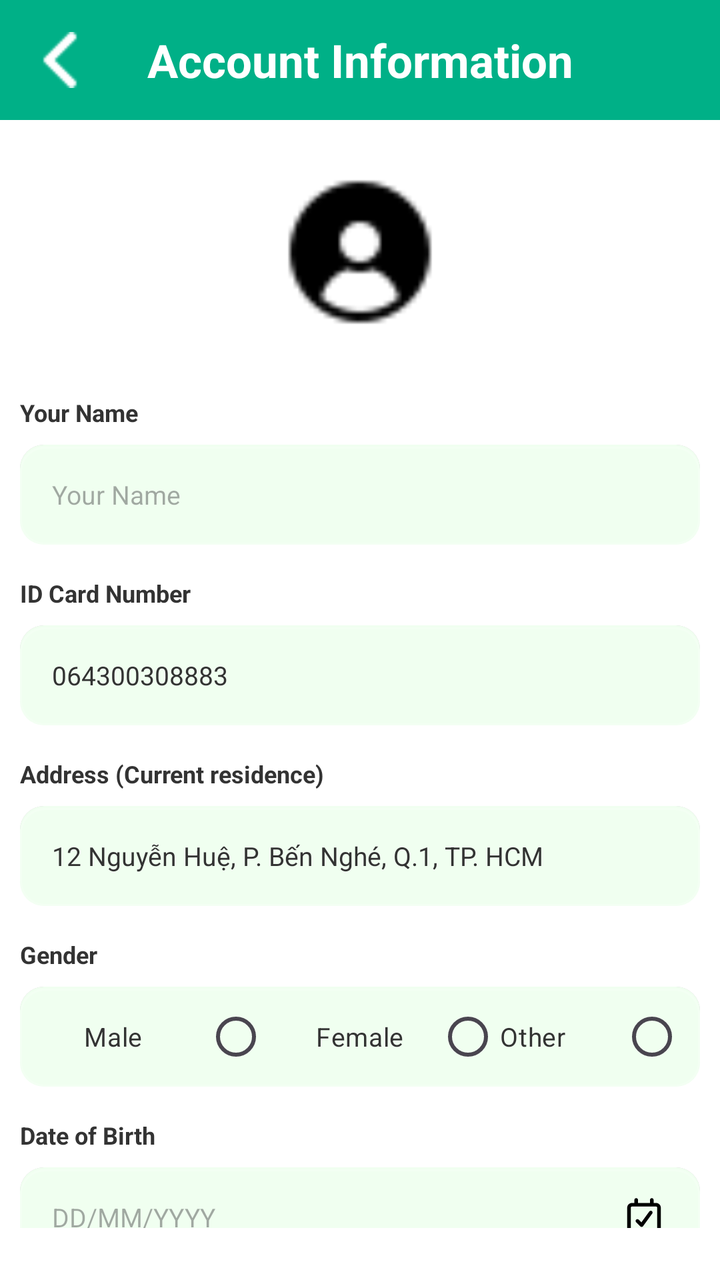
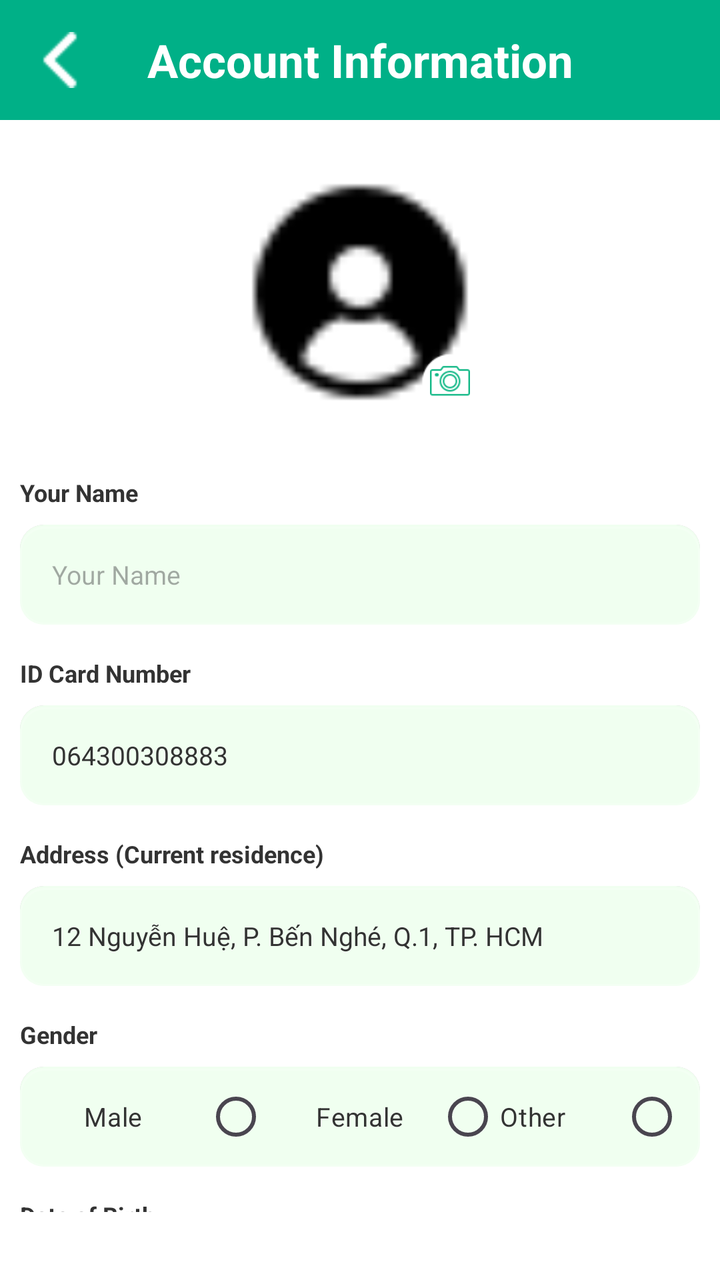

Compare the two renders of this Android layout. The source of the first and the diff that turns it into the second are given below.
<!-- AndroidManifest.xml: application theme Theme.Qride -->
<!-- res/layout/activity_user_info.xml -->
<?xml version="1.0" encoding="utf-8"?>
<LinearLayout xmlns:android="http://schemas.android.com/apk/res/android"
    xmlns:app="http://schemas.android.com/apk/res-auto"
    xmlns:tools="http://schemas.android.com/tools"
    android:layout_width="match_parent"
    android:layout_height="match_parent"
    android:background="#FFFFFF"
    android:orientation="vertical"
    tools:context=".profile.UserInfoActivity">

    <LinearLayout
        android:layout_width="match_parent"
        android:layout_height="60dp"
        android:background="#00B087"
        android:gravity="center_vertical"
        android:orientation="horizontal"
        android:paddingHorizontal="16dp">

        <ImageView
            android:id="@+id/btnBack"
            android:layout_width="28dp"
            android:layout_height="28dp"
            android:src="@drawable/ic_arrow_back"
            app:tint="#FFFFFF" />

        <TextView
            android:layout_width="0dp"
            android:layout_height="wrap_content"
            android:layout_weight="1"
            android:gravity="center"
            android:text="@string/title_account_info"            android:textColor="#FFFFFF"
            android:textSize="23sp"
            android:textStyle="bold" />

        <View
            android:layout_width="28dp"
            android:layout_height="28dp" />
    </LinearLayout>

    <LinearLayout
        android:layout_width="match_parent"
        android:layout_height="match_parent"
        android:gravity="center_horizontal"
        android:orientation="vertical"
        android:padding="10dp">

        <ImageView
            android:layout_width="80dp"
            android:layout_height="80dp"
            android:layout_marginTop="16dp"
            android:layout_marginBottom="32dp"
            android:src="@drawable/ic_user_placeholder" />

        <LinearLayout
            android:layout_width="match_parent"
            android:layout_height="wrap_content"
            android:layout_marginBottom="16dp"
            android:orientation="vertical">

            <TextView
                android:layout_width="wrap_content"
                android:layout_height="wrap_content"
                android:layout_marginBottom="8dp"
                android:text="@string/label_your_name"                android:textColor="#333333"
                android:textSize="12sp"
                android:textStyle="bold" />

            <EditText
                android:id="@+id/etName"
                android:layout_width="match_parent"
                android:layout_height="50dp"
                android:background="@drawable/btn_outline_green"
                android:paddingHorizontal="16dp"
                android:hint="@string/label_your_name"                android:textSize="13sp"
                android:textColor="#333333" />
        </LinearLayout>

        <LinearLayout
            android:layout_width="match_parent"
            android:layout_height="wrap_content"
            android:layout_marginBottom="16dp"
            android:orientation="vertical">

            <TextView
                android:layout_width="wrap_content"
                android:layout_height="wrap_content"
                android:layout_marginBottom="8dp"
                android:text="@string/label_cccd"                android:textColor="#333333"
                android:textSize="12sp"
                android:textStyle="bold" />

            <EditText
                android:id="@+id/etCccd"
                android:layout_width="match_parent"
                android:layout_height="50dp"
                android:background="@drawable/btn_outline_green"
                android:inputType="number"
                android:paddingHorizontal="16dp"
                android:text="064300308883"
                android:textSize="13sp"
                android:textColor="#333333" />
        </LinearLayout>

        <LinearLayout
            android:layout_width="match_parent"
            android:layout_height="wrap_content"
            android:layout_marginBottom="16dp"
            android:orientation="vertical">

            <TextView
                android:layout_width="wrap_content"
                android:layout_height="wrap_content"
                android:layout_marginBottom="8dp"
                android:text="@string/label_address"                android:textColor="#333333"
                android:textSize="12sp"
                android:textStyle="bold" />

            <EditText
                android:id="@+id/etAddress"
                android:layout_width="match_parent"
                android:layout_height="wrap_content"
                android:background="@drawable/btn_outline_green"
                android:inputType="textMultiLine"
                android:minHeight="50dp"
                android:paddingHorizontal="16dp"
                android:paddingVertical="12dp"
                android:text="12 Nguyễn Huệ, P. Bến Nghé, Q.1, TP. HCM"
                android:textSize="13sp"
                android:textColor="#333333" />
        </LinearLayout>

        <LinearLayout
            android:layout_width="match_parent"
            android:layout_height="wrap_content"
            android:layout_marginBottom="16dp"
            android:orientation="vertical">

            <TextView
                android:layout_width="wrap_content"
                android:layout_height="wrap_content"
                android:layout_marginBottom="8dp"
                android:text="@string/label_gender"                android:textColor="#333333"
                android:textSize="12sp"
                android:textStyle="bold" />

            <RadioGroup
                android:id="@+id/rgGender"
                android:layout_width="match_parent"
                android:layout_height="wrap_content"
                android:background="@drawable/btn_outline_green"
                android:gravity="center_vertical"
                android:minHeight="50dp"
                android:orientation="horizontal"
                android:paddingHorizontal="8dp">

                <RadioButton
                    android:id="@+id/rbMale"
                    android:layout_width="0dp"
                    android:layout_height="wrap_content"
                    android:layout_marginEnd="24dp"
                    android:layout_weight="1"
                    android:buttonTint="#00B087"
                    android:layoutDirection="rtl"
                    android:text="@string/gender_male"                    android:textSize="13sp"
                    android:textColor="#333333" />

                <RadioButton
                    android:id="@+id/rbFemale"
                    android:layout_width="0dp"
                    android:layout_height="wrap_content"
                    android:layout_marginEnd="24dp"
                    android:layout_weight="1"
                    android:buttonTint="#00B087"
                    android:layoutDirection="rtl"
                    android:text="@string/gender_female"                    android:textSize="13sp"
                    android:textColor="#333333" />

                <RadioButton
                    android:id="@+id/rbOther"
                    android:layout_width="0dp"
                    android:layout_height="wrap_content"
                    android:layout_weight="1"
                    android:buttonTint="#00B087"
                    android:layoutDirection="rtl"
                    android:text="@string/gender_other"                    android:textSize="13sp"
                    android:textColor="#333333" />
            </RadioGroup>
        </LinearLayout>

        <LinearLayout
            android:layout_width="match_parent"
            android:layout_height="wrap_content"
            android:layout_marginBottom="16dp"
            android:orientation="vertical">

            <TextView
                android:layout_width="wrap_content"
                android:layout_height="wrap_content"
                android:layout_marginBottom="8dp"
                android:text="@string/label_birthday"                android:textColor="#333333"
                android:textSize="12sp"
                android:textStyle="bold" />

            <EditText
                android:id="@+id/etBirthday"
                android:layout_width="match_parent"
                android:layout_height="50dp"
                android:background="@drawable/btn_outline_green"
                android:clickable="true"
                android:drawableEnd="@drawable/ic_calendar"
                android:focusable="false"
                android:hint="DD/MM/YYYY"
                android:paddingHorizontal="16dp"
                android:textSize="13sp"
                android:textColor="#333333" />
        </LinearLayout>

        <View
            android:layout_width="match_parent"
            android:layout_height="0dp"
            android:layout_weight="1" />

        <androidx.appcompat.widget.AppCompatButton
            android:id="@+id/btnUpdate"
            android:layout_width="match_parent"
            android:layout_height="60dp"
            android:layout_marginBottom="20dp"
            android:background="@drawable/btn_outline_green"
            android:text="@string/btn_update"            android:textAllCaps="false"
            android:textColor="#1CB954"
            android:textSize="14sp"
            android:textStyle="bold" />

    </LinearLayout>
</LinearLayout>
<!-- resources referenced by this layout -->
<resources>
  <!-- drawable btn_outline_green (drawable) -->
  <layer-list xmlns:android="http://schemas.android.com/apk/res/android">
  
      
      <item android:bottom="4dp">
          <shape>
              <corners android:radius="12dp" />
              <solid android:color="#22000000" />
          </shape>
      </item>
  
      
      <item android:bottom="2dp">
          <shape>
              <corners android:radius="12dp" />
              <solid android:color="#11000000" />
          </shape>
      </item>
  
      
      <item>
          <shape>
              <corners android:radius="12dp" />
              <solid android:color="@color/xanhButtonBack" />
          </shape>
      </item>
  
      
      <item android:top="1dp">
          <shape>
              <corners android:radius="12dp" />
              <stroke
                  android:width="1dp"
                  android:color="#33FFFFFF" /> 
          </shape>
      </item>
  
  </layer-list>
  <!-- drawable ic_arrow_back: png bitmap (drawable, 314 bytes) -->
  <!-- drawable ic_calendar (drawable) -->
  <vector xmlns:android="http://schemas.android.com/apk/res/android"
      android:width="24dp"
      android:height="24dp"
      android:viewportWidth="640"
      android:viewportHeight="640">
  
      <path
          android:fillColor="#000000"
          android:pathData="M424,64C437.3,64 448,74.7 448,88L448,128L480,128C515.3,128 544,156.7 544,192L544,480C544,515.3 515.3,544 480,544L160,544C124.7,544 96,515.3 96,480L96,192C96,156.7 124.7,128 160,128L192,128L192,88C192,74.7 202.7,64 216,64C229.3,64 240,74.7 240,88L240,128L400,128L400,88C400,74.7 410.7,64 424,64z
          M160,176C151.2,176 144,183.2 144,192L144,480C144,488.8 151.2,496 160,496L480,496C488.8,496 496,488.8 496,480L496,192C496,183.2 488.8,176 480,176L160,176z
          M390.7,241.9C398.5,231.2 413.5,228.8 424.2,236.6C434.9,244.4 437.3,259.4 429.5,270.1L307.4,438.1C303.3,443.8 296.9,447.4 289.9,447.9C282.9,448.4 276,445.9 271.1,441L215.2,385.1C205.8,375.7 205.8,360.5 215.2,351.2C224.6,341.9 239.8,341.8 249.1,351.2L285.1,387.2L390.7,242z"/>
  </vector>
  <!-- drawable ic_user_placeholder: png bitmap (drawable, 630 bytes) -->
  <string name="btn_update">Update</string>
  <string name="gender_female">Female</string>
  <string name="gender_male">Male</string>
  <string name="gender_other">Other</string>
  <string name="label_address">Address (Current residence)</string>
  <string name="label_birthday">Date of Birth</string>
  <string name="label_cccd">ID Card Number</string>
  <string name="label_gender">Gender</string>
  <string name="label_your_name">Your Name</string>
  <string name="title_account_info">Account Information</string>
  <style name="Theme.Qride" parent="Base.Theme.Qride" />
  <color name="xanhButtonBack">#F0FFF0</color>
  <style name="Base.Theme.Qride" parent="Theme.Material3.DayNight.NoActionBar">
          
          
      </style>
</resources>

<!-- the commit's change to res/layout/activity_user_info.xml (unified diff, before → after) -->
@@ -44,12 +44,37 @@
         android:orientation="vertical"
         android:padding="10dp">
 
-        <ImageView
-            android:layout_width="80dp"
-            android:layout_height="80dp"
+        <FrameLayout
+            android:id="@+id/layoutAvatar"
+            android:layout_width="wrap_content"
+            android:layout_height="wrap_content"
             android:layout_marginTop="16dp"
-            android:layout_marginBottom="32dp"
-            android:src="@drawable/ic_user_placeholder" />
+            android:layout_marginBottom="32dp">
+
+            <androidx.cardview.widget.CardView
+                android:layout_width="120dp"
+                android:layout_height="120dp"
+                app:cardCornerRadius="60dp"
+                app:cardElevation="0dp"
+                android:layout_gravity="center">
+
+                <ImageView
+                    android:id="@+id/imgAvatar"
+                    android:layout_width="match_parent"
+                    android:layout_height="match_parent"
+                    android:src="@drawable/ic_user_placeholder"
+                    android:scaleType="centerCrop" />
+            </androidx.cardview.widget.CardView>
+
+            <ImageView
+                android:id="@+id/btnChangeAvatar"
+                android:layout_width="30dp"
+                android:layout_height="30dp"
+                android:layout_gravity="bottom|end"
+                android:background="@drawable/circle_white"
+                android:padding="5dp"
+                android:src="@drawable/ic_camera" />
+        </FrameLayout>
 
         <LinearLayout
             android:layout_width="match_parent"
<!-- resource entries referenced after the edit -->
@@ -38,6 +38,7 @@
       </item>
   
   </layer-list>
+  <!-- drawable circle_white: png bitmap (drawable, 572 bytes) -->
   <!-- drawable ic_arrow_back: png bitmap (drawable, 314 bytes) -->
   <!-- drawable ic_calendar (drawable) -->
   <vector xmlns:android="http://schemas.android.com/apk/res/android"
@@ -52,6 +53,7 @@
           M160,176C151.2,176 144,183.2 144,192L144,480C144,488.8 151.2,496 160,496L480,496C488.8,496 496,488.8 496,480L496,192C496,183.2 488.8,176 480,176L160,176z
           M390.7,241.9C398.5,231.2 413.5,228.8 424.2,236.6C434.9,244.4 437.3,259.4 429.5,270.1L307.4,438.1C303.3,443.8 296.9,447.4 289.9,447.9C282.9,448.4 276,445.9 271.1,441L215.2,385.1C205.8,375.7 205.8,360.5 215.2,351.2C224.6,341.9 239.8,341.8 249.1,351.2L285.1,387.2L390.7,242z"/>
   </vector>
+  <!-- drawable ic_camera: png bitmap (drawable, 1191 bytes) -->
   <!-- drawable ic_user_placeholder: png bitmap (drawable, 630 bytes) -->
   <string name="btn_update">Update</string>
   <string name="gender_female">Female</string>
